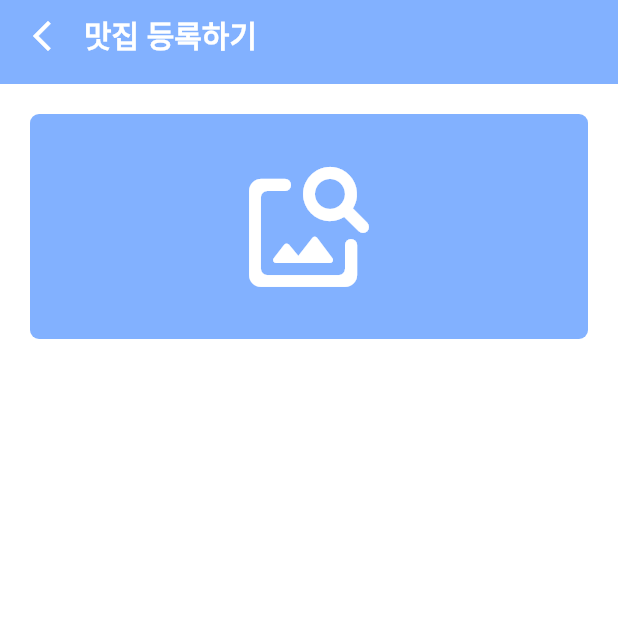
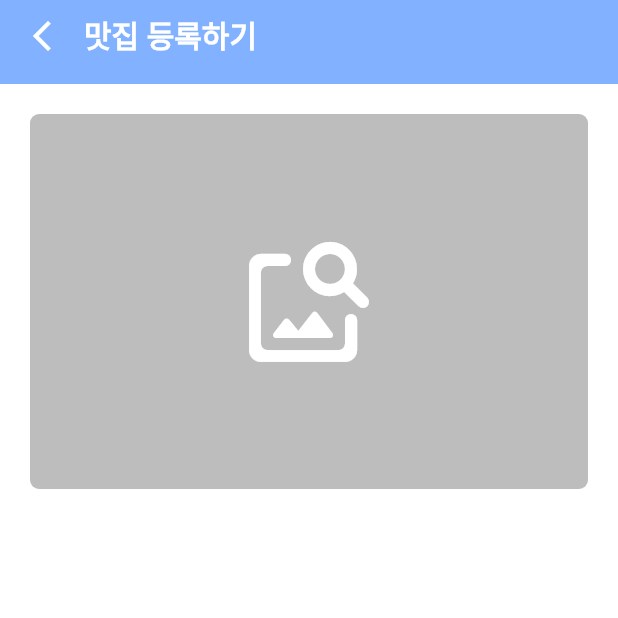
Before and after one commit to academy3746/food_picker01, a Flutter app: the EditScreen screen opened by its route, on a phone screen of 412 x 824 dp, the top half of it. Run offline on Flutter 3.47's test engine with Material 3 defaults, Android fonts, the light colour scheme and no system bars; our stand-ins replace fluttertoast, font_awesome_flutter, geolocator, image_picker, supabase_flutter; missing offline and left inert: flutter_naver_map; accounts and stored records are empty.

Commit message:
기존 이미지 업로드 로직 Refactoring...3

```diff
--- a/lib/common/utils/image_uploader.dart
+++ b/lib/common/utils/image_uploader.dart
@@ -107,23 +107,4 @@ class ImageUploader {
       },
     );
   }
-
-  /// 사진 등록 Container
-  Widget postImage() {
-    return Container(
-      height: Sizes.size150,
-      width: MediaQuery.of(context).size.width,
-      decoration: ShapeDecoration(
-        color: Theme.of(context).primaryColor,
-        shape: RoundedRectangleBorder(
-          borderRadius: BorderRadius.circular(Sizes.size6),
-        ),
-      ),
-      child: const Icon(
-        Icons.image_search_rounded,
-        color: Colors.white,
-        size: Sizes.size96,
-      ),
-    );
-  }
 }
--- a/lib/features/post/views/edit_screen.dart
+++ b/lib/features/post/views/edit_screen.dart
@@ -58,7 +58,7 @@ class _EditScreenState extends State<EditScreen> {
                 onTap: () async {
                   await uploader.showImageUploadBottomSheet();
                 },
-                child: uploader.postImage(),
+                child: postImage(),
               ),
             ],
           ),
@@ -66,4 +66,41 @@ class _EditScreenState extends State<EditScreen> {
       ),
     );
   }
+
+  /// 사진 등록 Container
+  Widget postImage() {
+    if (storeImg == null) {
+      return Container(
+        height: Sizes.size250,
+        width: MediaQuery.of(context).size.width,
+        decoration: ShapeDecoration(
+          color: Colors.grey.shade400,
+          shape: RoundedRectangleBorder(
+            borderRadius: BorderRadius.circular(Sizes.size6),
+          ),
+        ),
+        child: const Icon(
+          Icons.image_search_rounded,
+          color: Colors.white,
+          size: Sizes.size96,
+        ),
+      );
+    } else {
+      return Container(
+        height: Sizes.size250,
+        width: MediaQuery.of(context).size.width,
+        decoration: ShapeDecoration(
+          color: Colors.white,
+          shape: RoundedRectangleBorder(
+            side: const BorderSide(width: 2),
+            borderRadius: BorderRadius.circular(Sizes.size6),
+          ),
+        ),
+        child: Image.file(
+          storeImg!,
+          fit: BoxFit.cover,
+        ),
+      );
+    }
+  }
 }
```
